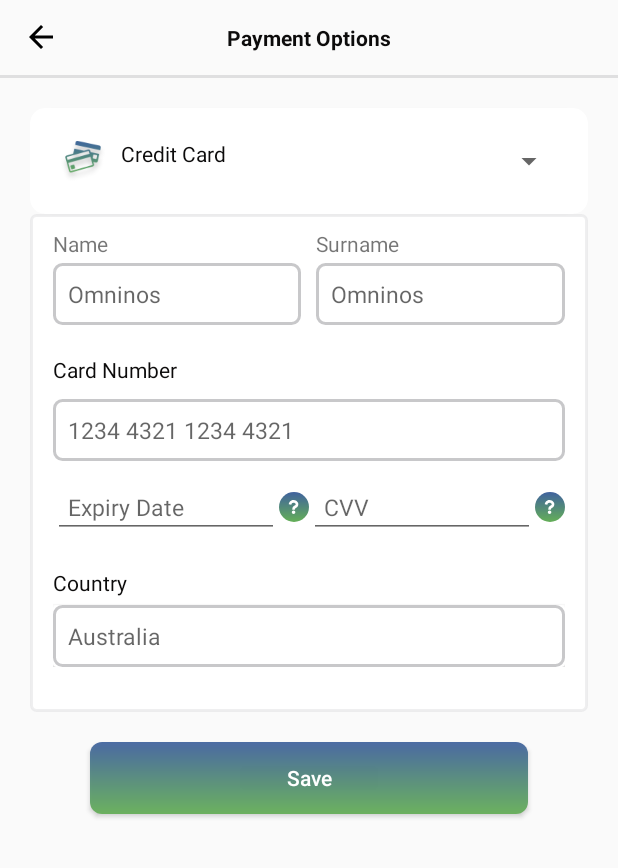
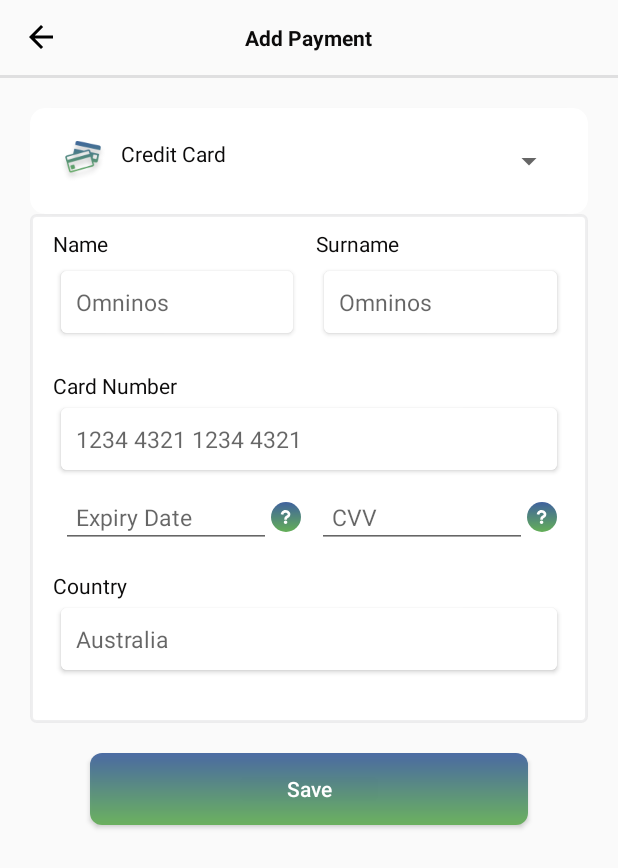
Before and after one commit to amitchd45/Sagu, an Android app: the AddPaymentActivity screen opened directly, with no data from a screen before it, on a phone screen of 412 x 824 dp. Shown: the top 868 px of the screen. Run offline under Robolectric (Android 15) with nearby library versions, the phone set to English and light mode, and no system bars.

Commit message:
some error fix

```diff
--- a/app/src/main/java/com/example/Activity/AddPaymentActivity.java
+++ b/app/src/main/java/com/example/Activity/AddPaymentActivity.java
@@ -31,8 +31,8 @@ public class AddPaymentActivity extends AppCompatActivity implements View.OnClic
         super.onCreate(savedInstanceState);
         setContentView(R.layout.activity_addpayment);
 
-        mActivity_Title = (TextView) findViewById(R.id.header_text);
-        mActivity_Title.setText("Payment Options");
+        mActivity_Title = findViewById(R.id.header_text);
+        mActivity_Title.setText("Add Payment");
         btn_back = findViewById(R.id.back_arrow);
         btn_back.setOnClickListener(this);
 
@@ -59,8 +59,7 @@ public class AddPaymentActivity extends AppCompatActivity implements View.OnClic
 
         switch (view.getId()) {
             case R.id.back_arrow:
-                Intent intent = new Intent(AddPaymentActivity.this, PaymentActivity.class);
-                startActivity(intent);
+                onBackPressed();
                 break;
         }
 
--- a/app/src/main/java/com/example/Activity/ContactActivity.java
+++ b/app/src/main/java/com/example/Activity/ContactActivity.java
@@ -20,7 +20,7 @@ public class ContactActivity extends AppCompatActivity implements View.OnClickLi
         super.onCreate(savedInstanceState);
         setContentView(R.layout.activity_contact);
 
-        mActivity_Title = (TextView) findViewById(R.id.header_text);
+        mActivity_Title = findViewById(R.id.header_text);
         mActivity_Title.setText("Contact Us");
 
         btn_back = findViewById(R.id.back_arrow);
--- a/app/src/main/res/layout/activity_addpayment.xml
+++ b/app/src/main/res/layout/activity_addpayment.xml
@@ -79,16 +79,26 @@
                             android:layout_width="wrap_content"
                             android:layout_height="wrap_content"
                             android:layout_marginBottom="3dp"
+                            android:textColor="@color/black"
                             android:text="Name" />
+
+                        <androidx.cardview.widget.CardView
+                            android:layout_width="match_parent"
+                            android:layout_height="wrap_content"
+                            android:layout_margin="5dp"
+                            app:cardCornerRadius="@dimen/editTextRedius">
 
                             <EditText
                                 android:layout_width="match_parent"
                                 android:layout_height="wrap_content"
-                            android:textSize="@dimen/dp_15"
+                                android:background="@color/white"
+                                android:hint="@string/omninos"
+                                android:padding="@dimen/dp_10"
                                 android:singleLine="true"
-                            android:background="@drawable/boarder_of_edittext"
-                            android:hint="@string/omninos"
-                            android:padding="@dimen/dp_10" />
+                                android:textSize="@dimen/dp_15" />
+
+                        </androidx.cardview.widget.CardView>
+
                     </LinearLayout>
 
 
@@ -104,16 +114,26 @@
                             android:layout_height="wrap_content"
                             android:layout_alignParentRight="true"
                             android:layout_marginBottom="3dp"
+                            android:textColor="@color/black"
                             android:text="Surname" />
+
+                        <androidx.cardview.widget.CardView
+                            android:layout_width="match_parent"
+                            android:layout_height="wrap_content"
+                            android:layout_margin="5dp"
+                            app:cardCornerRadius="@dimen/editTextRedius">
 
                             <EditText
                                 android:layout_width="match_parent"
                                 android:layout_height="wrap_content"
-                            android:background="@drawable/boarder_of_edittext"
+                                android:background="@color/white"
                                 android:hint="@string/omninos"
-                            android:textSize="@dimen/dp_15"
+                                android:padding="@dimen/dp_10"
                                 android:singleLine="true"
-                            android:padding="@dimen/dp_10" />
+                                android:textSize="@dimen/dp_15" />
+
+                        </androidx.cardview.widget.CardView>
+
                     </LinearLayout>
                 </LinearLayout>
 
@@ -132,16 +152,22 @@
                     android:text="@string/card_number"
                     android:textColor="@color/black" />
 
+                <androidx.cardview.widget.CardView
+                    android:layout_width="match_parent"
+                    android:layout_height="wrap_content"
+                    android:layout_margin="5dp"
+                    app:cardCornerRadius="@dimen/editTextRedius">
+
                     <EditText
                         android:layout_width="match_parent"
                         android:layout_height="wrap_content"
-                    android:layout_marginTop="@dimen/dp_10"
-                    android:layout_marginBottom="@dimen/dp_10"
-                    android:background="@drawable/boarder_of_edittext"
+                        android:background="@color/white"
                         android:hint="@string/card_digite"
-                    android:textSize="@dimen/dp_15"
+                        android:padding="@dimen/dp_10"
                         android:singleLine="true"
-                    android:padding="@dimen/dp_10" />
+                        android:textSize="@dimen/dp_15" />
+
+                </androidx.cardview.widget.CardView>
 
                 <LinearLayout
                     android:layout_width="match_parent"
@@ -152,8 +178,8 @@
                     <RelativeLayout
                         android:layout_width="0dp"
                         android:layout_height="wrap_content"
-                        android:layout_marginBottom="@dimen/dp_10"
                         android:layout_weight="1"
+                        android:layout_margin="@dimen/dp_5"
                         android:orientation="horizontal">
 
                         <EditText
@@ -164,9 +190,9 @@
                             android:layout_toLeftOf="@id/relative1"
                             android:drawableRight="@drawable/ic_question"
                             android:hint="@string/expiry_date"
+                            android:padding="@dimen/dp_10"
                             android:singleLine="true"
-                            android:textSize="@dimen/dp_15"
-                            android:padding="@dimen/dp_10" />
+                            android:textSize="@dimen/dp_15" />
 
                         <RelativeLayout
                             android:id="@+id/relative1"
@@ -192,7 +218,7 @@
                     <LinearLayout
                         android:layout_width="0dp"
                         android:layout_height="wrap_content"
-                        android:layout_marginBottom="@dimen/dp_10"
+                        android:layout_margin="@dimen/dp_5"
                         android:layout_weight="1"
                         android:orientation="horizontal">
 
@@ -208,9 +234,9 @@
                                 android:layout_toLeftOf="@id/relative"
                                 android:drawableRight="@drawable/ic_question"
                                 android:hint="@string/cvv_no"
+                                android:padding="@dimen/dp_10"
                                 android:singleLine="true"
-                                android:textSize="@dimen/dp_15"
-                                android:padding="@dimen/dp_10" />
+                                android:textSize="@dimen/dp_15" />
 
                             <RelativeLayout
                                 android:id="@+id/relative"
@@ -272,16 +298,17 @@
                 <androidx.cardview.widget.CardView
                     android:layout_width="match_parent"
                     android:layout_height="wrap_content"
-                    android:layout_marginTop="@dimen/dp_5">
+                    android:layout_margin="5dp"
+                    app:cardCornerRadius="@dimen/editTextRedius">
 
                     <EditText
                         android:layout_width="match_parent"
                         android:layout_height="wrap_content"
-                        android:background="@drawable/boarder_of_edittext"
+                        android:background="@color/white"
                         android:hint="@string/australia"
-                        android:textSize="@dimen/dp_15"
+                        android:padding="@dimen/dp_10"
                         android:singleLine="true"
-                        android:padding="@dimen/dp_10" />
+                        android:textSize="@dimen/dp_15" />
 
                 </androidx.cardview.widget.CardView>
 
--- a/app/src/main/res/layout/activity_conform_pickup_1.xml
+++ b/app/src/main/res/layout/activity_conform_pickup_1.xml
@@ -20,7 +20,8 @@
         <androidx.cardview.widget.CardView
             android:layout_width="match_parent"
             android:layout_height="wrap_content"
-            android:layout_margin="@dimen/dp_20">
+            android:layout_margin="@dimen/dp_20"
+            android:clickable="true">
 
             <LinearLayout
                 android:layout_margin="@dimen/dp_20"
--- a/app/src/main/res/layout/activity_finding_ride.xml
+++ b/app/src/main/res/layout/activity_finding_ride.xml
@@ -52,6 +52,7 @@
             android:layout_alignParentBottom="true"
             android:layout_marginLeft="30dp"
             android:layout_marginRight="30dp"
+            android:clickable="true"
             app:cardCornerRadius="@dimen/dp_5">
 
             <RelativeLayout
--- a/app/src/main/res/layout/activity_register.xml
+++ b/app/src/main/res/layout/activity_register.xml
@@ -104,6 +104,7 @@
 
                                     <EditText
                                         android:id="@+id/username"
+                                        android:singleLine="true"
                                         android:layout_width="match_parent"
                                         android:layout_height="wrap_content"
                                         android:layout_weight="1"
@@ -144,6 +145,7 @@
                                         android:src="@drawable/telephone_of_old_design" />
 
                                     <EditText
+                                        android:singleLine="true"
                                         android:id="@+id/user_phone_no"
                                         android:layout_width="match_parent"
                                         android:layout_height="wrap_content"
@@ -185,6 +187,7 @@
                                         android:src="@drawable/forma_1_copy_2" />
 
                                     <EditText
+                                        android:singleLine="true"
                                         android:id="@+id/email_address"
                                         android:layout_width="match_parent"
                                         android:layout_height="wrap_content"
@@ -225,6 +228,7 @@
                                         android:src="@drawable/lock" />
 
                                     <EditText
+                                        android:singleLine="true"
                                         android:id="@+id/user_password"
                                         android:layout_width="match_parent"
                                         android:layout_height="wrap_content"
@@ -266,6 +270,7 @@
                                         android:src="@drawable/lock" />
 
                                     <EditText
+                                        android:singleLine="true"
                                         android:id="@+id/user_conform_password"
                                         android:layout_width="match_parent"
                                         android:layout_height="wrap_content"
--- a/app/src/main/res/layout/app_bar_main_1.xml
+++ b/app/src/main/res/layout/app_bar_main_1.xml
@@ -30,7 +30,4 @@
 
     </RelativeLayout>
 
-
-
-
 </RelativeLayout>
--- a/app/src/main/res/layout/content_main.xml
+++ b/app/src/main/res/layout/content_main.xml
@@ -21,7 +21,8 @@
         <androidx.cardview.widget.CardView
             android:layout_width="match_parent"
             android:layout_height="50dp"
-            android:layout_margin="25dp">
+            android:layout_margin="25dp"
+            android:clickable="true">
 
             <LinearLayout
                 android:layout_width="match_parent"
--- a/app/src/main/res/layout/location_address.xml
+++ b/app/src/main/res/layout/location_address.xml
@@ -11,6 +11,7 @@
         android:layout_centerHorizontal="true"
         android:layout_margin="10dp"
         android:elevation="10dp"
+        android:clickable="true"
         app:cardBackgroundColor="@color/card_bg_color"
         app:cardCornerRadius="4dp"
         app:cardElevation="5dp">
@@ -18,7 +19,8 @@
         <LinearLayout
             android:layout_width="match_parent"
             android:layout_height="wrap_content"
-            android:orientation="horizontal">
+            android:orientation="horizontal"
+            android:padding="@dimen/dp_10">
 
 
             <LinearLayout
--- a/app/src/main/res/values/dimens.xml
+++ b/app/src/main/res/values/dimens.xml
@@ -8,4 +8,5 @@
     <dimen name="dp_12">12dp</dimen>
     <dimen name="editTextRedius">4dp</dimen>
     <dimen name="card_margin_dp_2">2dp</dimen>
+    <dimen name="dp_4">4dp</dimen>
 </resources>
```
Also changed, not shown: app/src/main/res/drawable/view_bg_left.xml (added, +8 -0 lines), app/src/main/res/drawable/view_bg_right.xml (added, +8 -0 lines), app/src/main/res/layout/activity_contact.xml (+17 -16 lines), app/src/main/res/layout/activity_help.xml (+22 -19 lines), app/src/main/res/layout/activity_login.xml (+19 -15 lines). Lines whose indentation alone changed are shown as unchanged.
